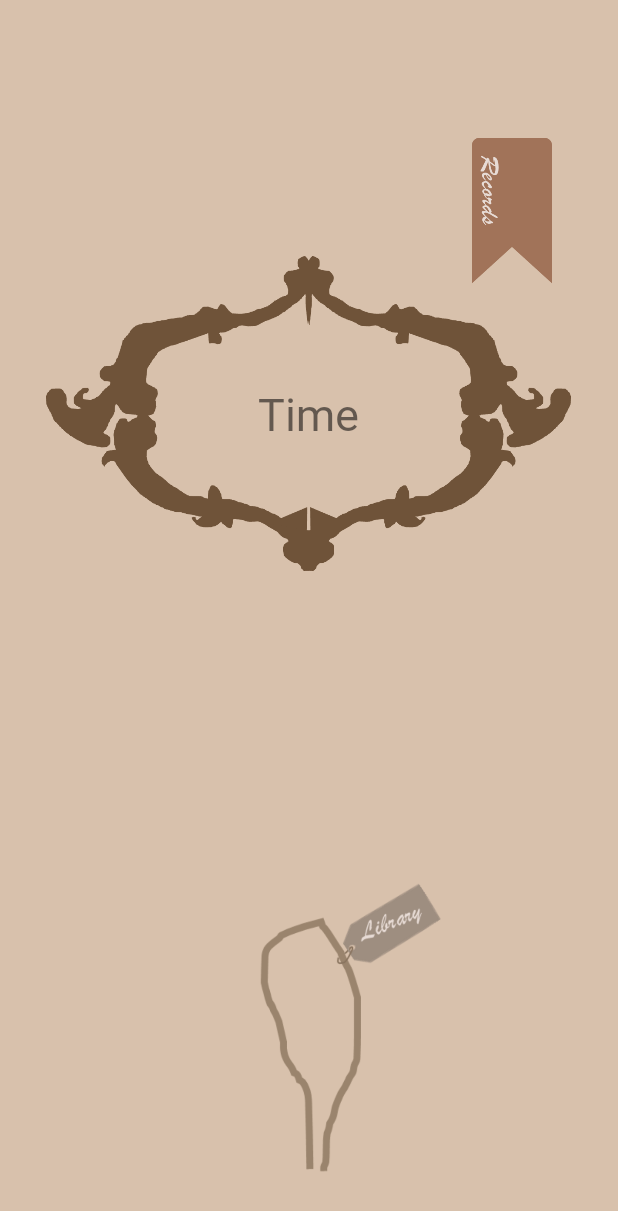
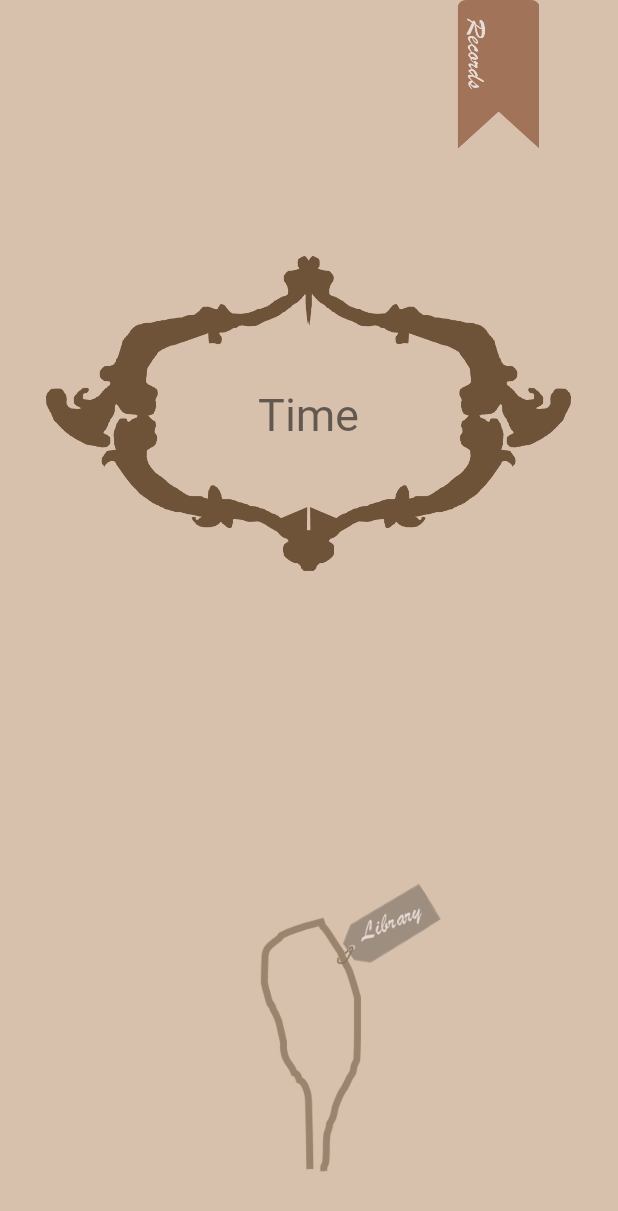
Before and after one commit to JieShengNP/MAD21-Livre-Team04, an Android app: the screen it shows after launch (MainActivity), on a phone screen of 412 x 824 dp. Shown: the top 1211 px of the screen. Run offline under Robolectric (Android 15) with nearby library versions, the phone set to English and light mode, and no system bars.

Commit message:
Update Image size in MainActivity Layout

```diff
--- a/app/src/main/res/layout/activity_main.xml
+++ b/app/src/main/res/layout/activity_main.xml
@@ -46,11 +46,10 @@
 
     <ImageView
         android:id="@+id/imageView3"
-        android:layout_width="63dp"
-        android:layout_height="179dp"
-        android:layout_marginEnd="44dp"
-        android:layout_marginBottom="590dp"
-        app:layout_constraintBottom_toBottomOf="parent"
+        android:layout_width="65dp"
+        android:layout_height="107dp"
+        android:layout_marginEnd="52dp"
         app:layout_constraintEnd_toEndOf="parent"
+        app:layout_constraintTop_toTopOf="parent"
         app:srcCompat="@drawable/tag_records" />
 </androidx.constraintlayout.widget.ConstraintLayout>
```
